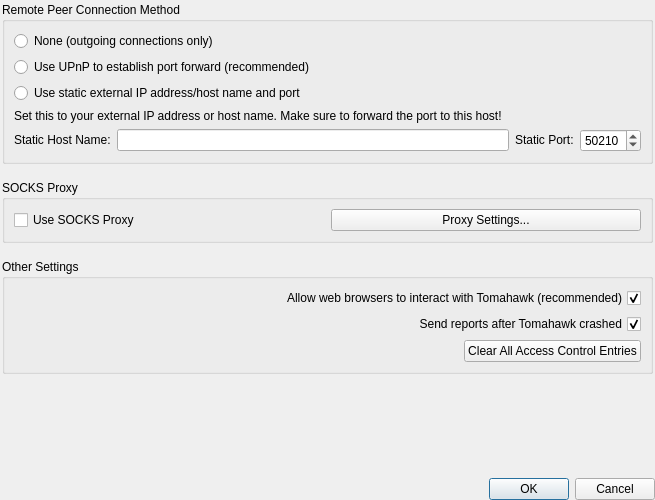
First picture: the form in src/StackedSettingsDialog.ui, repository tomahawk-player/tomahawk, before the edit.
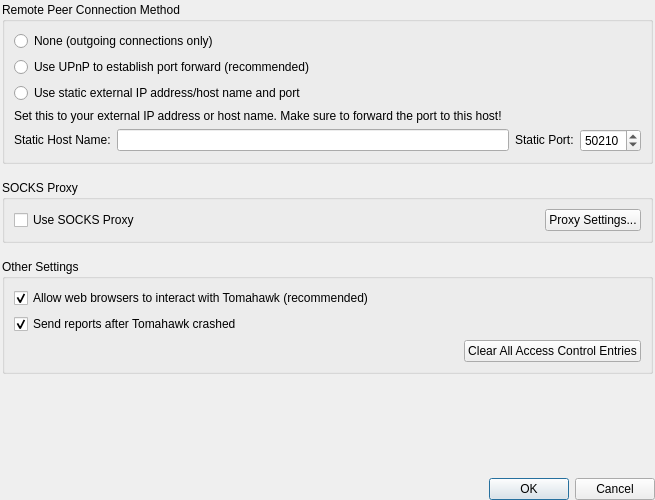
Second picture: the form after the edit. The open tabs and pages were chosen to show the change. Custom widgets are drawn as their Qt base class.

Commit message: Fixed alignment in Settings dialog, advanced page.

Patch:
```diff
--- a/src/StackedSettingsDialog.ui
+++ b/src/StackedSettingsDialog.ui
@@ -318,8 +318,30 @@
                  </property>
                 </widget>
                </item>
+               <item>
+                <spacer name="horizontalSpacer_3">
+                 <property name="orientation">
+                  <enum>Qt::Horizontal</enum>
+                 </property>
+                 <property name="sizeType">
+                  <enum>QSizePolicy::Expanding</enum>
+                 </property>
+                 <property name="sizeHint" stdset="0">
+                  <size>
+                   <width>40</width>
+                   <height>20</height>
+                  </size>
+                 </property>
+                </spacer>
+               </item>
                <item>
                 <widget class="QPushButton" name="proxyButton">
+                 <property name="sizePolicy">
+                  <sizepolicy hsizetype="Minimum" vsizetype="Fixed">
+                   <horstretch>0</horstretch>
+                   <verstretch>0</verstretch>
+                  </sizepolicy>
+                 </property>
                  <property name="text">
                   <string>Proxy Settings...</string>
                  </property>
@@ -353,7 +375,7 @@
                <item>
                 <widget class="QCheckBox" name="checkBoxHttp">
                  <property name="layoutDirection">
-                  <enum>Qt::RightToLeft</enum>
+                  <enum>Qt::LeftToRight</enum>
                  </property>
                  <property name="text">
                   <string>Allow web browsers to interact with Tomahawk (recommended)</string>
@@ -366,7 +388,7 @@
                <item>
                 <widget class="QCheckBox" name="checkBoxReporter">
                  <property name="layoutDirection">
-                  <enum>Qt::RightToLeft</enum>
+                  <enum>Qt::LeftToRight</enum>
                  </property>
                  <property name="text">
                   <string>Send reports after Tomahawk crashed</string>
```
Left out of the diff: 5 changed lines with no effect on the pictures. The commit also changes 1 other file.
